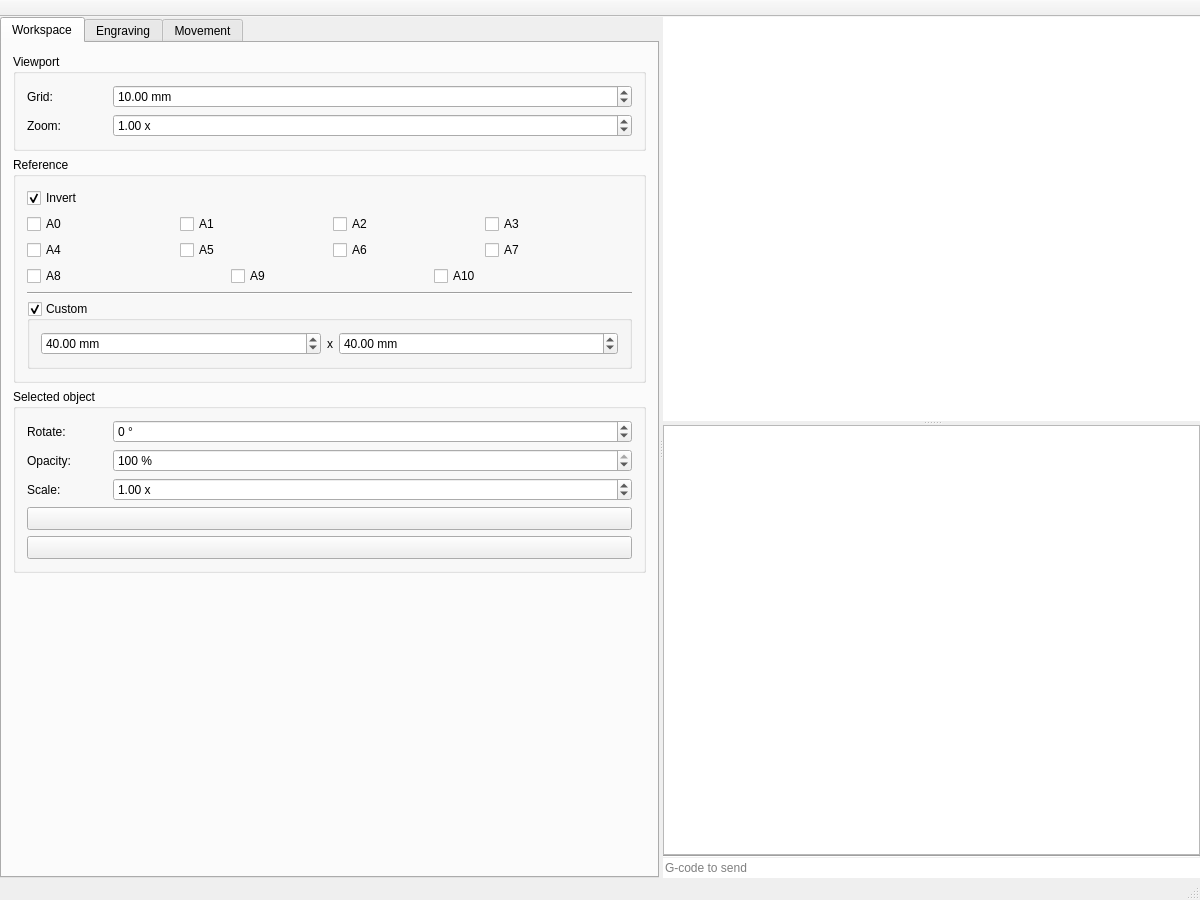
Old version of the form mainwindow.ui in the repository dev-0x7C6/laser-engraver.
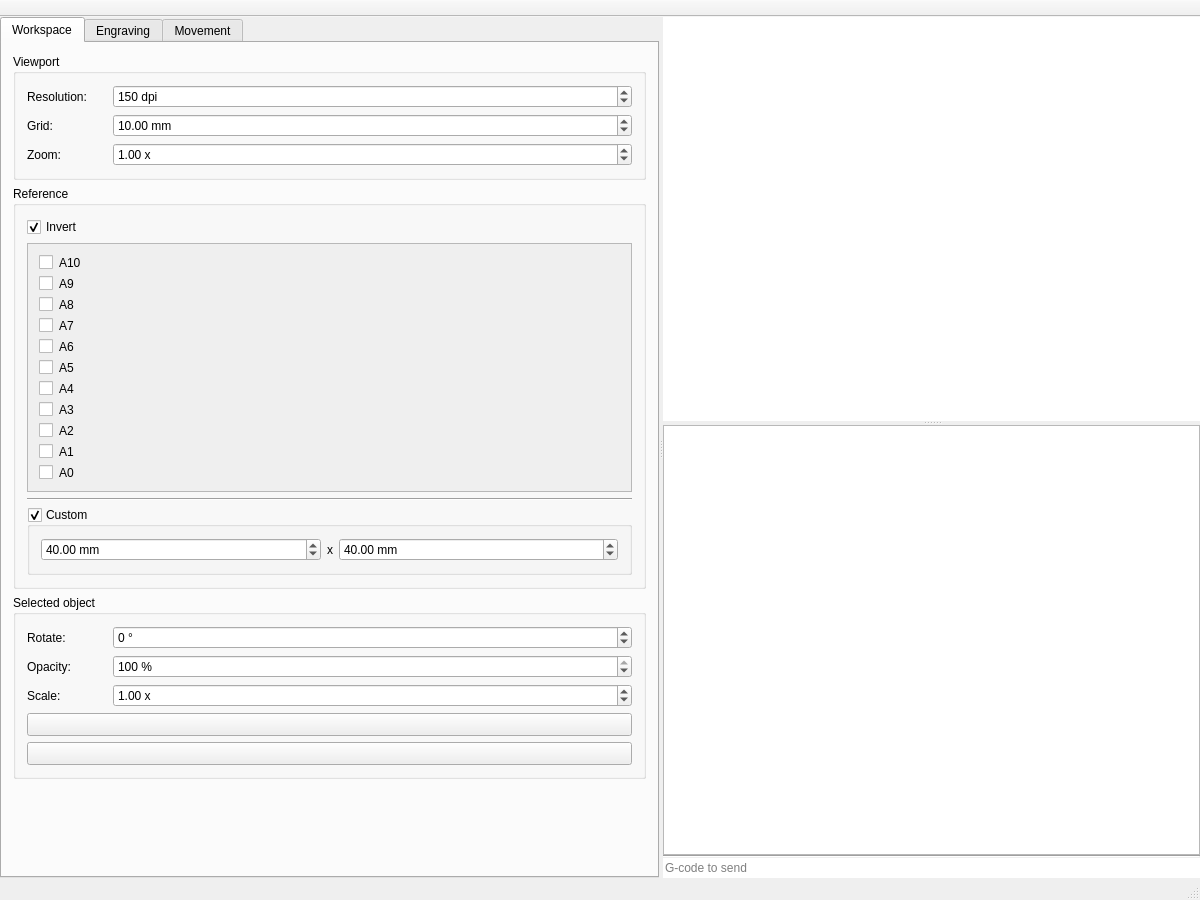
New version of the form. Custom widgets are drawn as their Qt base class.

Commit message: gui: moved reference sheets to scrollarea.

Diff of the .ui file:
```diff
--- a/mainwindow.ui
+++ b/mainwindow.ui
@@ -20,10 +20,7 @@
    <string>LaserEngraver</string>
   </property>
   <widget class="QWidget" name="centralWidget">
-   <layout class="QVBoxLayout" name="verticalLayout_4">
-    <property name="spacing">
-     <number>0</number>
-    </property>
+   <layout class="QHBoxLayout" name="horizontalLayout_24">
     <property name="leftMargin">
      <number>0</number>
     </property>
@@ -62,6 +59,48 @@
             <string>Viewport</string>
            </property>
            <layout class="QVBoxLayout" name="verticalLayout_5">
+            <item>
+             <layout class="QHBoxLayout" name="horizontalLayout_7">
+              <item>
+               <widget class="QLabel" name="label_2">
+                <property name="minimumSize">
+                 <size>
+                  <width>80</width>
+                  <height>0</height>
+                 </size>
+                </property>
+                <property name="text">
+                 <string>Resolution: </string>
+                </property>
+               </widget>
+              </item>
+              <item>
+               <widget class="QSpinBox" name="dpi">
+                <property name="sizePolicy">
+                 <sizepolicy hsizetype="Expanding" vsizetype="Fixed">
+                  <horstretch>0</horstretch>
+                  <verstretch>0</verstretch>
+                 </sizepolicy>
+                </property>
+                <property name="suffix">
+                 <string> dpi</string>
+                </property>
+                <property name="minimum">
+                 <number>50</number>
+                </property>
+                <property name="maximum">
+                 <number>2000</number>
+                </property>
+                <property name="stepType">
+                 <enum>QAbstractSpinBox::AdaptiveDecimalStepType</enum>
+                </property>
+                <property name="value">
+                 <number>150</number>
+                </property>
+               </widget>
+              </item>
+             </layout>
+            </item>
             <item>
              <layout class="QHBoxLayout" name="horizontalLayout_8">
               <item>
@@ -155,129 +194,7 @@
             <string>Reference</string>
            </property>
            <layout class="QGridLayout" name="gridLayout">
-            <item row="0" column="0">
-             <widget class="QCheckBox" name="drawInverted">
-              <property name="text">
-               <string>Invert</string>
-              </property>
-              <property name="checked">
-               <bool>true</bool>
-              </property>
-             </widget>
-            </item>
-            <item row="1" column="0">
-             <layout class="QHBoxLayout" name="horizontalLayout_5">
-              <item>
-               <widget class="QCheckBox" name="drawA0">
-                <property name="text">
-                 <string>A0</string>
-                </property>
-               </widget>
-              </item>
-              <item>
-               <widget class="QCheckBox" name="drawA1">
-                <property name="text">
-                 <string>A1</string>
-                </property>
-               </widget>
-              </item>
-              <item>
-               <widget class="QCheckBox" name="drawA2">
-                <property name="text">
-                 <string>A2</string>
-                </property>
-               </widget>
-              </item>
-              <item>
-               <widget class="QCheckBox" name="drawA3">
-                <property name="text">
-                 <string>A3</string>
-                </property>
-               </widget>
-              </item>
-             </layout>
-            </item>
-            <item row="2" column="0">
-             <layout class="QHBoxLayout" name="horizontalLayout_12">
-              <item>
-               <widget class="QCheckBox" name="drawA4">
-                <property name="text">
-                 <string>A4</string>
-                </property>
-               </widget>
-              </item>
-              <item>
-               <widget class="QCheckBox" name="drawA5">
-                <property name="text">
-                 <string>A5</string>
-                </property>
-               </widget>
-              </item>
-              <item>
-               <widget class="QCheckBox" name="drawA6">
-                <property name="text">
-                 <string>A6</string>
-                </property>
-               </widget>
-              </item>
-              <item>
-               <widget class="QCheckBox" name="drawA7">
-                <property name="text">
-                 <string>A7</string>
-                </property>
-               </widget>
-              </item>
-             </layout>
-            </item>
             <item row="3" column="0">
-             <layout class="QHBoxLayout" name="horizontalLayout_13">
-              <item>
-               <widget class="QCheckBox" name="drawA8">
-                <property name="text">
-                 <string>A8</string>
-                </property>
-               </widget>
-              </item>
-              <item>
-               <widget class="QCheckBox" name="drawA9">
-                <property name="text">
-                 <string>A9</string>
-                </property>
-               </widget>
-              </item>
-              <item>
-               <widget class="QCheckBox" name="drawA10">
-                <property name="text">
-                 <string>A10</string>
-                </property>
-               </widget>
-              </item>
-              <item>
-               <spacer name="horizontalSpacer_3">
-                <property name="orientation">
-                 <enum>Qt::Horizontal</enum>
-                </property>
-                <property name="sizeType">
-                 <enum>QSizePolicy::Minimum</enum>
-                </property>
-                <property name="sizeHint" stdset="0">
-                 <size>
-                  <width>0</width>
-                  <height>0</height>
-                 </size>
-                </property>
-               </spacer>
-              </item>
-             </layout>
-            </item>
-            <item row="4" column="0">
-             <widget class="Line" name="line_2">
-              <property name="orientation">
-               <enum>Qt::Horizontal</enum>
-              </property>
-             </widget>
-            </item>
-            <item row="5" column="0">
              <widget class="QGroupBox" name="drawCustom">
               <property name="title">
                <string>Custom</string>
@@ -338,6 +255,312 @@
               </layout>
              </widget>
             </item>
+            <item row="0" column="0">
+             <widget class="QCheckBox" name="drawInverted">
+              <property name="text">
+               <string>Invert</string>
+              </property>
+              <property name="checked">
+               <bool>true</bool>
+              </property>
+             </widget>
+            </item>
+            <item row="2" column="0">
+             <widget class="Line" name="line_2">
+              <property name="orientation">
+               <enum>Qt::Horizontal</enum>
+              </property>
+             </widget>
+            </item>
+            <item row="1" column="0">
+             <widget class="QScrollArea" name="scrollArea">
+              <property name="minimumSize">
+               <size>
+                <width>0</width>
+                <height>100</height>
+               </size>
+              </property>
+              <property name="widgetResizable">
+               <bool>true</bool>
+              </property>
+              <widget class="QWidget" name="scrollAreaWidgetContents">
+               <property name="geometry">
+                <rect>
+                 <x>0</x>
+                 <y>0</y>
+                 <width>606</width>
+                 <height>287</height>
+                </rect>
+               </property>
+               <layout class="QVBoxLayout" name="verticalLayout_4">
+                <item>
+                 <layout class="QHBoxLayout" name="horizontalLayout_5">
+                  <item>
+                   <widget class="QCheckBox" name="drawA10">
+                    <property name="text">
+                     <string/>
+                    </property>
+                   </widget>
+                  </item>
+                  <item>
+                   <widget class="QLabel" name="drawA10Label">
+                    <property name="sizePolicy">
+                     <sizepolicy hsizetype="MinimumExpanding" vsizetype="Preferred">
+                      <horstretch>0</horstretch>
+                      <verstretch>0</verstretch>
+                     </sizepolicy>
+                    </property>
+                    <property name="text">
+                     <string>A10</string>
+                    </property>
+                   </widget>
+                  </item>
+                 </layout>
+                </item>
+                <item>
+                 <layout class="QHBoxLayout" name="horizontalLayout_12">
+                  <item>
+                   <widget class="QCheckBox" name="drawA9">
+                    <property name="text">
+                     <string/>
+                    </property>
+                   </widget>
+                  </item>
+                  <item>
+                   <widget class="QLabel" name="drawA9Label">
+                    <property name="sizePolicy">
+                     <sizepolicy hsizetype="MinimumExpanding" vsizetype="Preferred">
+                      <horstretch>0</horstretch>
+                      <verstretch>0</verstretch>
+                     </sizepolicy>
+                    </property>
+                    <property name="text">
+                     <string>A9</string>
+                    </property>
+                   </widget>
+                  </item>
+                 </layout>
+                </item>
+                <item>
+                 <layout class="QHBoxLayout" name="horizontalLayout_13">
+                  <item>
+                   <widget class="QCheckBox" name="drawA8">
+                    <property name="text">
+                     <string/>
+                    </property>
+                   </widget>
+                  </item>
+                  <item>
+                   <widget class="QLabel" name="drawA8Label">
+                    <property name="sizePolicy">
+                     <sizepolicy hsizetype="MinimumExpanding" vsizetype="Preferred">
+                      <horstretch>0</horstretch>
+                      <verstretch>0</verstretch>
+                     </sizepolicy>
+                    </property>
+                    <property name="text">
+                     <string>A8</string>
+                    </property>
+                   </widget>
+                  </item>
+                 </layout>
+                </item>
+                <item>
+                 <layout class="QHBoxLayout" name="horizontalLayout_15">
+                  <item>
+                   <widget class="QCheckBox" name="drawA7">
+                    <property name="text">
+                     <string/>
+                    </property>
+                   </widget>
+                  </item>
+                  <item>
+                   <widget class="QLabel" name="drawA7Label">
+                    <property name="sizePolicy">
+                     <sizepolicy hsizetype="MinimumExpanding" vsizetype="Preferred">
+                      <horstretch>0</horstretch>
+                      <verstretch>0</verstretch>
+                     </sizepolicy>
+                    </property>
+                    <property name="text">
+                     <string>A7</string>
+                    </property>
+                   </widget>
+                  </item>
+                 </layout>
+                </item>
+                <item>
+                 <layout class="QHBoxLayout" name="horizontalLayout_16">
+                  <item>
+                   <widget class="QCheckBox" name="drawA6">
+                    <property name="text">
+                     <string/>
+                    </property>
+                   </widget>
+                  </item>
+                  <item>
+                   <widget class="QLabel" name="drawA6Label">
+                    <property name="sizePolicy">
+                     <sizepolicy hsizetype="MinimumExpanding" vsizetype="Preferred">
+                      <horstretch>0</horstretch>
+                      <verstretch>0</verstretch>
+                     </sizepolicy>
+                    </property>
+                    <property name="text">
+                     <string>A6</string>
+                    </property>
+                   </widget>
+                  </item>
+                 </layout>
+                </item>
+                <item>
+                 <layout class="QHBoxLayout" name="horizontalLayout_17">
+                  <item>
+                   <widget class="QCheckBox" name="drawA5">
+                    <property name="text">
+                     <string/>
+                    </property>
+                   </widget>
+                  </item>
+                  <item>
+                   <widget class="QLabel" name="drawA5Label">
+                    <property name="sizePolicy">
+                     <sizepolicy hsizetype="MinimumExpanding" vsizetype="Preferred">
+                      <horstretch>0</horstretch>
+                      <verstretch>0</verstretch>
+                     </sizepolicy>
+                    </property>
+                    <property name="text">
+                     <string>A5</string>
+                    </property>
+                   </widget>
+                  </item>
+                 </layout>
+                </item>
+                <item>
+                 <layout class="QHBoxLayout" name="horizontalLayout_18">
+                  <item>
+                   <widget class="QCheckBox" name="drawA4">
+                    <property name="text">
+                     <string/>
+                    </property>
+                   </widget>
+                  </item>
+                  <item>
+                   <widget class="QLabel" name="drawA4Label">
+                    <property name="sizePolicy">
+                     <sizepolicy hsizetype="MinimumExpanding" vsizetype="Preferred">
+                      <horstretch>0</horstretch>
+                      <verstretch>0</verstretch>
+                     </sizepolicy>
+                    </property>
+                    <property name="text">
+                     <string>A4</string>
+                    </property>
+                   </widget>
+                  </item>
+                 </layout>
+                </item>
+                <item>
+                 <layout class="QHBoxLayout" name="horizontalLayout_19">
+                  <item>
+                   <widget class="QCheckBox" name="drawA3">
+                    <property name="text">
+                     <string/>
+                    </property>
+                   </widget>
+                  </item>
+                  <item>
+                   <widget class="QLabel" name="drawA3Label">
+                    <property name="sizePolicy">
+                     <sizepolicy hsizetype="MinimumExpanding" vsizetype="Preferred">
+                      <horstretch>0</horstretch>
+                      <verstretch>0</verstretch>
+                     </sizepolicy>
+                    </property>
+                    <property name="text">
+                     <string>A3</string>
+                    </property>
+                   </widget>
+                  </item>
+                 </layout>
+                </item>
+                <item>
+                 <layout class="QHBoxLayout" name="horizontalLayout_20">
+                  <item>
+                   <widget class="QCheckBox" name="drawA2">
+                    <property name="text">
+                     <string/>
+                    </property>
+                   </widget>
+                  </item>
+                  <item>
+                   <widget class="QLabel" name="drawA2Label">
+                    <property name="sizePolicy">
+                     <sizepolicy hsizetype="MinimumExpanding" vsizetype="Preferred">
+                      <horstretch>0</horstretch>
+                      <verstretch>0</verstretch>
+                     </sizepolicy>
+                    </property>
+                    <property name="text">
+                     <string>A2</string>
+                    </property>
+                   </widget>
+                  </item>
+                 </layout>
+                </item>
+                <item>
+                 <layout class="QHBoxLayout" name="horizontalLayout_22">
+                  <item>
+                   <widget class="QCheckBox" name="drawA1">
+                    <property name="text">
+                     <string/>
+                    </property>
+                   </widget>
+                  </item>
+                  <item>
+                   <widget class="QLabel" name="drawA1Label">
+                    <property name="sizePolicy">
+                     <sizepolicy hsizetype="MinimumExpanding" vsizetype="Preferred">
+                      <horstretch>0</horstretch>
+                      <verstretch>0</verstretch>
+                     </sizepolicy>
+                    </property>
+                    <property name="text">
+                     <string>A1</string>
+                    </property>
+                   </widget>
+                  </item>
+                 </layout>
+                </item>
+                <item>
+                 <layout class="QHBoxLayout" name="horizontalLayout_23">
+                  <item>
+                   <widget class="QCheckBox" name="drawA0">
+                    <property name="text">
+                     <string/>
+                    </property>
+                   </widget>
+                  </item>
+                  <item>
+                   <widget class="QLabel" name="drawA0Label">
+                    <property name="sizePolicy">
+                     <sizepolicy hsizetype="MinimumExpanding" vsizetype="Preferred">
+                      <horstretch>0</horstretch>
+                      <verstretch>0</verstretch>
+                     </sizepolicy>
+                    </property>
+                    <property name="text">
+                     <string>A0</string>
+                    </property>
+                   </widget>
+                  </item>
+                 </layout>
+                </item>
+               </layout>
+              </widget>
+             </widget>
+            </item>
            </layout>
           </widget>
          </item>
@@ -534,48 +757,6 @@
             <string>Parameters</string>
            </property>
            <layout class="QVBoxLayout" name="verticalLayout_11">
-            <item>
-             <layout class="QHBoxLayout" name="horizontalLayout_7">
-              <item>
-               <widget class="QLabel" name="label_2">
-                <property name="minimumSize">
-                 <size>
-                  <width>100</width>
-                  <height>0</height>
-                 </size>
-                </property>
-                <property name="text">
-                 <string>Resolution: </string>
-                </property>
-               </widget>
-              </item>
-              <item>
-               <widget class="QSpinBox" name="dpi">
-                <property name="sizePolicy">
-                 <sizepolicy hsizetype="Expanding" vsizetype="Fixed">
-                  <horstretch>0</horstretch>
-                  <verstretch>0</verstretch>
-                 </sizepolicy>
-                </property>
-                <property name="suffix">
-                 <string> dpi</string>
-                </property>
-                <property name="minimum">
-                 <number>50</number>
-                </property>
-                <property name="maximum">
-                 <number>2000</number>
-                </property>
-                <property name="stepType">
-                 <enum>QAbstractSpinBox::AdaptiveDecimalStepType</enum>
-                </property>
-                <property name="value">
-                 <number>150</number>
-                </property>
-               </widget>
-              </item>
-             </layout>
-            </item>
             <item>
              <widget class="QCheckBox" name="engraveFromCurrentPosition">
               <property name="text">
```
Left out of the diff: 3 changed lines with no effect on the pictures. The commit also changes 3 other files.
